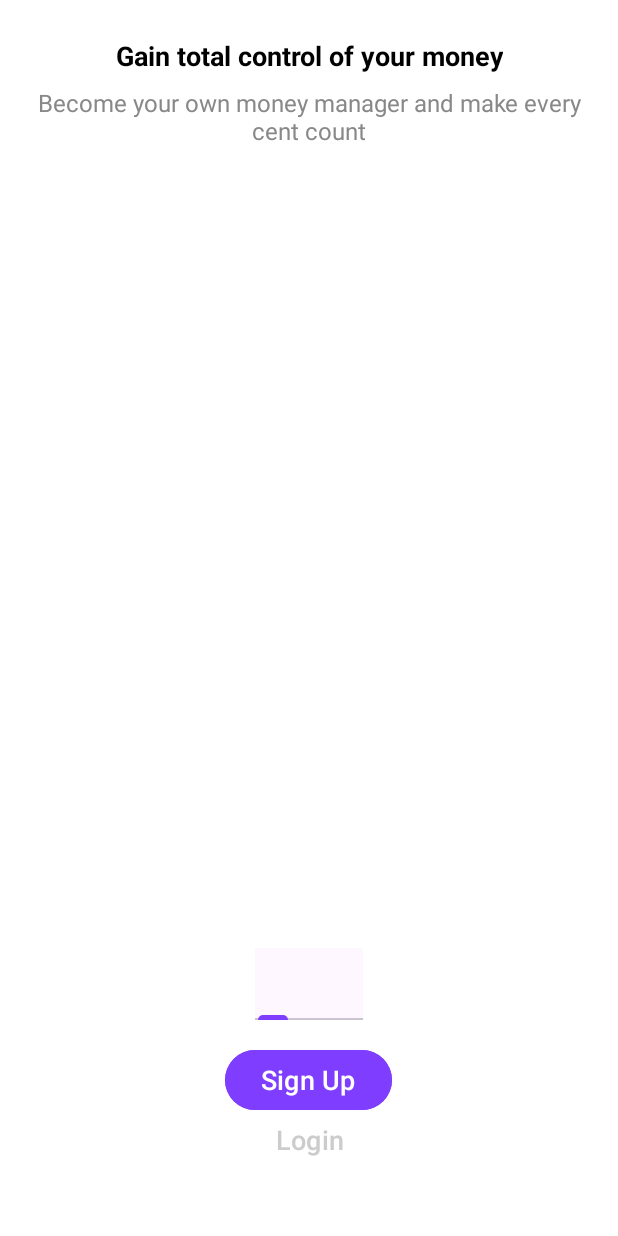
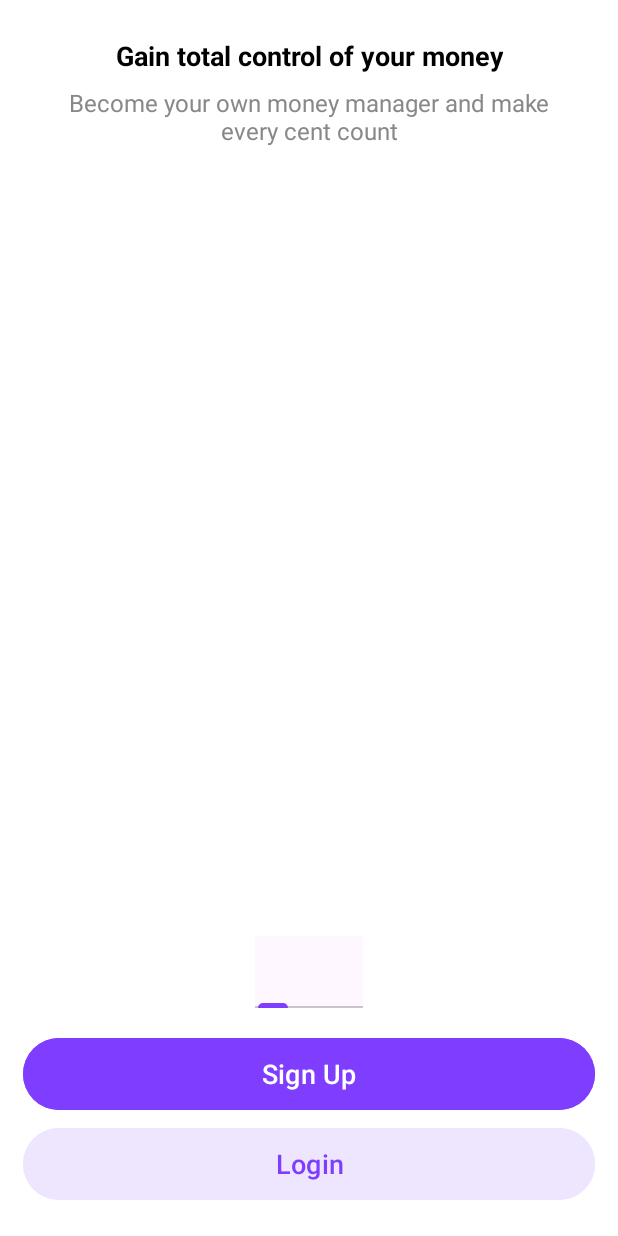
Before and after one commit to lamputt/expenseManagement, an Android app: the OnboardingActivity screen opened directly, with no data from a screen before it, on a phone screen of 412 x 824 dp. Run offline under Robolectric (Android 15) with nearby library versions, the phone set to English and light mode, and no system bars.

Commit message:
update code

```diff
--- a/expense-management-master/app/src/main/AndroidManifest.xml
+++ b/expense-management-master/app/src/main/AndroidManifest.xml
@@ -34,6 +34,9 @@
                 <category android:name = "android.intent.category.LAUNCHER"/>
             </intent-filter>
         </activity>
+
+        <activity android:name=".activity.SignUpActivity"></activity>
+
     </application>
 
 </manifest>
--- /dev/null
+++ b/expense-management-master/app/src/main/res/drawable/rounded_edittext.xml
@@ -0,0 +1,6 @@
+<?xml version="1.0" encoding="utf-8"?>
+<shape xmlns:android="http://schemas.android.com/apk/res/android">
+    <solid android:color="#FFFFFF" />
+    <corners android:radius="12dp" />
+    <stroke android:color="#E0E0E0" android:width="1dp"/>
+</shape>
--- a/expense-management-master/app/src/main/res/layout/activity_onboarding.xml
+++ b/expense-management-master/app/src/main/res/layout/activity_onboarding.xml
@@ -1,5 +1,6 @@
 <RelativeLayout xmlns:android = "http://schemas.android.com/apk/res/android"
                 android:layout_width = "match_parent"
+                android:paddingHorizontal="15dp"
                 android:layout_height = "match_parent" xmlns:app = "http://schemas.android.com/apk/res-auto"
                 android:background = "#FFFFFF">
 
@@ -20,34 +21,34 @@
             android:layout_centerHorizontal="true"
             android:layout_above="@id/btnSignUp"
             android:layout_marginBottom="16dp"
-            app:tabIndicatorColor="@color/purple_500"
-            app:tabSelectedTextColor="@color/purple_500"
+            app:tabIndicatorColor="@color/background_button"
+            app:tabSelectedTextColor="@color/background_button"
             app:tabTextColor="@color/light_gray" />
 
     <!-- Nút "Sign Up" -->
     <Button
         android:id="@+id/btnSignUp"
-            android:layout_width="wrap_content"
-            android:layout_height="wrap_content"
+        android:backgroundTint="@color/background_button"
+        android:layout_width="match_parent"
+        android:layout_height="56dp"
         android:layout_alignParentBottom="true"
         android:layout_centerHorizontal="true"
         android:layout_marginBottom="80dp"
-            android:backgroundTint="@color/purple_500"
-            android:text="Sign Up"
+        android:text="@string/txt_signup"
         android:textColor="#FFFFFF"
-            android:textSize="18sp"/>
+        android:textSize="18sp" />
 
     <!-- Nút "Login" -->
     <Button
         android:id="@+id/btnLogin"
-            android:layout_width="wrap_content"
-            android:layout_height="wrap_content"
+        android:layout_marginBottom="20dp"
         android:layout_alignParentBottom="true"
+        android:layout_width="match_parent"
+        android:layout_height="56dp"
         android:layout_centerHorizontal="true"
-            android:layout_marginBottom="40dp"
-            android:backgroundTint="@android:color/transparent"
-            android:text="Login"
-            android:textColor="#CCCCCC"
-            android:textSize="18sp"/>
+        android:backgroundTint="@color/second_background_button"
+        android:text="@string/txtLogin"
+        android:textColor="@color/background_button"
+        android:textSize="18sp" />
 
 </RelativeLayout>
--- a/expense-management-master/app/src/main/res/values/colors.xml
+++ b/expense-management-master/app/src/main/res/values/colors.xml
@@ -2,6 +2,8 @@
 <resources>
     <color name = "black">#FF000000</color>
     <color name = "white">#FFFFFFFF</color>
-    <color name = "purple_500">#7F3DFF</color>
     <color name = "light_gray">#E3E5E5</color>
+    <!-- Color for background button -->
+    <color name="background_button">#7F3DFF</color>
+    <color name="second_background_button">#EEE5FF</color>
 </resources>
--- a/expense-management-master/app/src/main/res/values/strings.xml
+++ b/expense-management-master/app/src/main/res/values/strings.xml
@@ -1,3 +1,5 @@
 <resources>
     <string name = "app_name">expenseManagement</string>
+    <string name="txtLogin">Login</string>
+    <string name="txt_signup">Sign Up</string>
 </resources>
```
Also changed, not shown: expense-management-master/app/src/main/java/com/example/expensemanagement/activity/OnboardingActivity.java (+4 -5 lines), expense-management-master/app/src/main/java/com/example/expensemanagement/activity/SignUpActivity.java (added, +61 -0 lines), expense-management-master/app/src/main/res/layout/sign_in.xml (added, +94 -0 lines), expense-management-master/app/src/main/res/layout/sign_up.xml (added, +79 -0 lines), expense-management-master/app/src/main/res/drawable/ic_arrow_back.png (added). Lines whose indentation alone changed are shown as unchanged.
